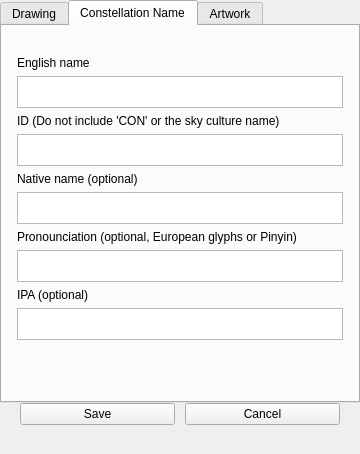
This is plugins/SkyCultureMaker/src/gui/scmConstellationDialog.ui in Stellarium/stellarium as Qt 5 draws it before an edit. The edited form follows.
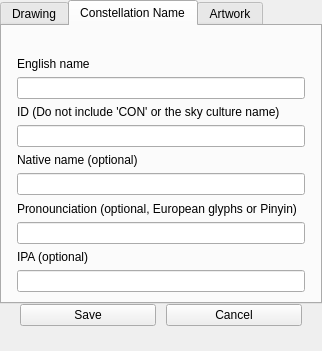
This is the edited form. The open tabs and pages were chosen to show the change. Icons and pictures are not drawn. Custom widgets are drawn as their Qt base class.

```diff
--- a/plugins/SkyCultureMaker/src/gui/scmConstellationDialog.ui
+++ b/plugins/SkyCultureMaker/src/gui/scmConstellationDialog.ui
@@ -2,26 +2,6 @@
 <ui version="4.0">
  <class>scmConstellationDialog</class>
  <widget class="QWidget" name="scmConstellationDialog">
-  <property name="geometry">
-   <rect>
-    <x>0</x>
-    <y>0</y>
-    <width>360</width>
-    <height>454</height>
-   </rect>
-  </property>
-  <property name="minimumSize">
-   <size>
-    <width>360</width>
-    <height>454</height>
-   </size>
-  </property>
-  <property name="maximumSize">
-   <size>
-    <width>1000000</width>
-    <height>999999</height>
-   </size>
-  </property>
   <property name="styleSheet">
    <string notr="true"/>
   </property>
@@ -138,12 +118,13 @@
         </widget>
        </item>
        <item>
-        <widget class="QTextEdit" name="enNameTE">
-         <property name="maximumSize">
-          <size>
-           <width>16777215</width>
-           <height>32</height>
-          </size>
+        <widget class="QLineEdit" name="enNameLE">
+         <property name="html" stdset="0">
+          <string>&lt;!DOCTYPE HTML PUBLIC &quot;-//W3C//DTD HTML 4.0//EN&quot; &quot;http://www.w3.org/TR/REC-html40/strict.dtd&quot;&gt;
+&lt;html&gt;&lt;head&gt;&lt;meta name=&quot;qrichtext&quot; content=&quot;1&quot; /&gt;&lt;style type=&quot;text/css&quot;&gt;
+p, li { white-space: pre-wrap; }
+&lt;/style&gt;&lt;/head&gt;&lt;body style=&quot; font-family:'.AppleSystemUIFont'; font-size:13pt; font-weight:400; font-style:normal;&quot;&gt;
+&lt;p style=&quot;-qt-paragraph-type:empty; margin-top:0px; margin-bottom:0px; margin-left:0px; margin-right:0px; -qt-block-indent:0; text-indent:0px;&quot;&gt;&lt;br /&gt;&lt;/p&gt;&lt;/body&gt;&lt;/html&gt;</string>
          </property>
         </widget>
        </item>
@@ -155,14 +136,7 @@
         </widget>
        </item>
        <item>
-        <widget class="QTextEdit" name="idTE">
-         <property name="maximumSize">
-          <size>
-           <width>16777215</width>
-           <height>32</height>
-          </size>
-         </property>
-        </widget>
+        <widget class="QLineEdit" name="idLE"/>
        </item>
        <item>
         <widget class="QLabel" name="natNameLbl">
@@ -172,14 +146,7 @@
         </widget>
        </item>
        <item>
-        <widget class="QTextEdit" name="natNameTE">
-         <property name="maximumSize">
-          <size>
-           <width>16777215</width>
-           <height>32</height>
-          </size>
-         </property>
-        </widget>
+        <widget class="QLineEdit" name="natNameLE"/>
        </item>
        <item>
         <widget class="QLabel" name="pronounceLbl">
@@ -189,14 +156,7 @@
         </widget>
        </item>
        <item>
-        <widget class="QTextEdit" name="pronounceTE">
-         <property name="maximumSize">
-          <size>
-           <width>16777215</width>
-           <height>32</height>
-          </size>
-         </property>
-        </widget>
+        <widget class="QLineEdit" name="pronounceLE"/>
        </item>
        <item>
         <widget class="QLabel" name="ipaLbl">
@@ -206,27 +166,7 @@
         </widget>
        </item>
        <item>
-        <widget class="QTextEdit" name="ipaTE">
-         <property name="maximumSize">
-          <size>
-           <width>16777215</width>
-           <height>32</height>
-          </size>
-         </property>
-        </widget>
-       </item>
-       <item>
-        <spacer name="verticalSpacer">
-         <property name="orientation">
-          <enum>Qt::Orientation::Vertical</enum>
-         </property>
-         <property name="sizeHint" stdset="0">
-          <size>
-           <width>20</width>
-           <height>40</height>
-          </size>
-         </property>
-        </spacer>
+        <widget class="QLineEdit" name="ipaLE"/>
        </item>
       </layout>
      </widget>
@@ -374,7 +314,7 @@
      </widget>
     </widget>
    </item>
-   <item alignment="Qt::AlignmentFlag::AlignBottom">
+   <item>
     <widget class="QFrame" name="Content">
      <property name="sizePolicy">
       <sizepolicy hsizetype="Expanding" vsizetype="Expanding">
@@ -429,7 +369,7 @@
        </layout>
       </item>
       <item>
-       <layout class="QVBoxLayout" name="infoLayout">
+       <layout class="QHBoxLayout" name="horizontalLayout_3">
         <property name="leftMargin">
          <number>20</number>
         </property>
@@ -439,11 +379,38 @@
         <property name="rightMargin">
          <number>20</number>
         </property>
+        <item>
+         <spacer name="verticalSpacer">
+          <property name="orientation">
+           <enum>Qt::Vertical</enum>
+          </property>
+          <property name="sizeHint" stdset="0">
+           <size>
+            <width>40</width>
+            <height>20</height>
+           </size>
+          </property>
+         </spacer>
+        </item>
         <item>
          <widget class="QLabel" name="infoLbl">
+          <property name="sizePolicy">
+           <sizepolicy hsizetype="Preferred" vsizetype="Preferred">
+            <horstretch>0</horstretch>
+            <verstretch>0</verstretch>
+           </sizepolicy>
+          </property>
+          <property name="font">
+           <font>
+            <kerning>true</kerning>
+           </font>
+          </property>
           <property name="text">
            <string/>
           </property>
+          <property name="alignment">
+           <set>Qt::AlignLeading|Qt::AlignLeft|Qt::AlignTop</set>
+          </property>
           <property name="wordWrap">
            <bool>true</bool>
           </property>
@@ -451,19 +418,6 @@
         </item>
        </layout>
       </item>
-      <item>
-       <spacer name="ConstEditorSpacer">
-        <property name="orientation">
-         <enum>Qt::Orientation::Vertical</enum>
-        </property>
-        <property name="sizeHint" stdset="0">
-         <size>
-          <width>20</width>
-          <height>10</height>
-         </size>
-        </property>
-       </spacer>
-      </item>
      </layout>
     </widget>
    </item>
```
Left out of the diff: 28 changed lines with no effect on the pictures.
